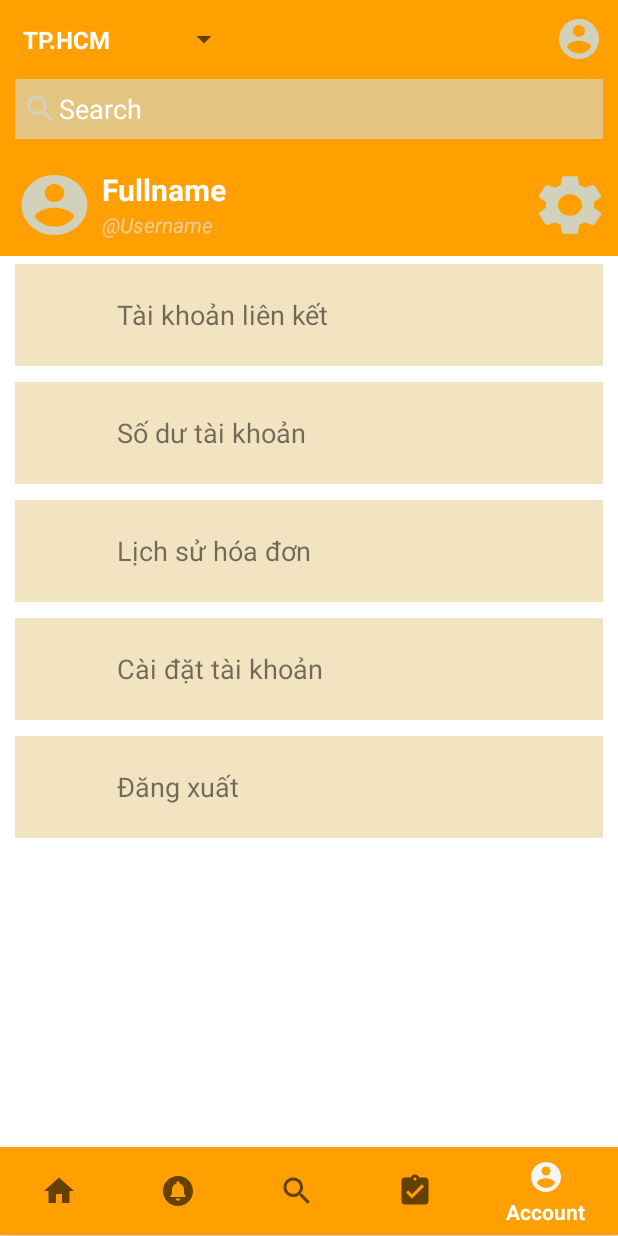
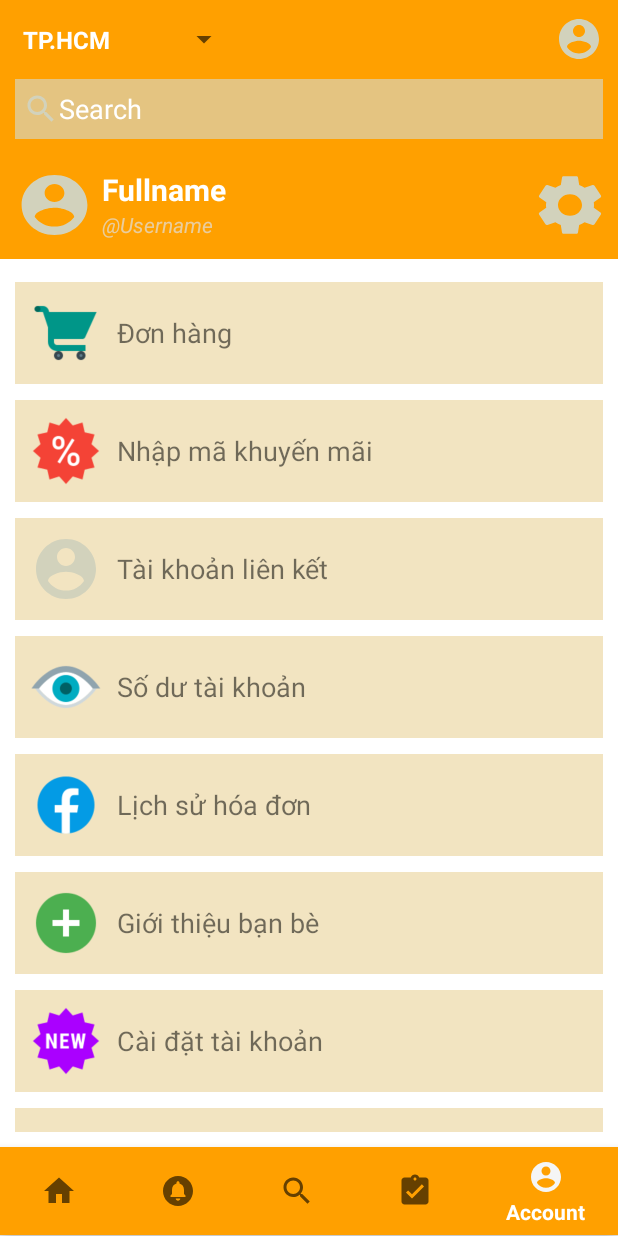
Before and after one commit to TienNHM/VietShop, an Android app: the screen it shows after launch (MainActivity), item 5 of the bottom bar chosen, on a phone screen of 412 x 824 dp. Run offline under Robolectric (Android 15) with nearby library versions, the phone set to English and light mode, and no system bars; libraries missing offline, so code that uses them is left out: com.tbuonomo.viewpagerdotsindicator; Roboto replaces fonts that are not available here.

Commit message:
fix Img in ItemMenu

```diff
--- a/app/src/main/java/hcmute/edu/vn/id18110377/AccountFragment.java
+++ b/app/src/main/java/hcmute/edu/vn/id18110377/AccountFragment.java
@@ -1,5 +1,6 @@
 package hcmute.edu.vn.id18110377;
 
+import android.annotation.SuppressLint;
 import android.graphics.drawable.Drawable;
 import android.os.Bundle;
 import android.view.LayoutInflater;
@@ -63,6 +64,7 @@ public class AccountFragment extends Fragment {
         }
     }
 
+    @SuppressLint("UseCompatLoadingForDrawables")
     @Override
     public View onCreateView(LayoutInflater inflater, ViewGroup container,
                              Bundle savedInstanceState) {
@@ -73,13 +75,19 @@ public class AccountFragment extends Fragment {
         List<String> lstItemMenuTitle = Arrays.asList(getResources().getStringArray(R.array.account_menu_items));
 
         ArrayList<Drawable> lstItemMenuImg = new ArrayList<>();
-        lstItemMenuImg.add(getResources().getDrawable(R.drawable.user_folder));
-        lstItemMenuImg.add(getResources().getDrawable(R.drawable.user_folder));
-        lstItemMenuImg.add(getResources().getDrawable(R.drawable.user_folder));
-        lstItemMenuImg.add(getResources().getDrawable(R.drawable.user_folder));
-        lstItemMenuImg.add(getResources().getDrawable(R.drawable.user_folder));
+        lstItemMenuImg.add(getResources().getDrawable(R.drawable.shopping_cart));
+        lstItemMenuImg.add(getResources().getDrawable(R.drawable.discount));
+        lstItemMenuImg.add(getResources().getDrawable(R.drawable.account));
+        lstItemMenuImg.add(getResources().getDrawable(R.drawable.eye));
+        lstItemMenuImg.add(getResources().getDrawable(R.drawable.facebook));
+        lstItemMenuImg.add(getResources().getDrawable(R.drawable.add));
+        lstItemMenuImg.add(getResources().getDrawable(R.drawable.resource_new));
+        lstItemMenuImg.add(getResources().getDrawable(R.drawable.gmail));
+        lstItemMenuImg.add(getResources().getDrawable(R.drawable.vagetable));
+        lstItemMenuImg.add(getResources().getDrawable(R.drawable.cancel));
 
         List<ItemMenu> lstItemMenu = ItemMenu.createListMenuItem(lstItemMenuTitle, lstItemMenuImg);
+
         ItemMenuAdapter adapter = new ItemMenuAdapter(lstItemMenu);
 
         RecyclerView rv_account = view.findViewById(R.id.rv_account);
--- a/app/src/main/java/hcmute/edu/vn/id18110377/adapter/ItemMenuAdapter.java
+++ b/app/src/main/java/hcmute/edu/vn/id18110377/adapter/ItemMenuAdapter.java
@@ -1,7 +1,7 @@
 package hcmute.edu.vn.id18110377.adapter;
 
+import android.annotation.SuppressLint;
 import android.content.Context;
-import android.util.Log;
 import android.view.LayoutInflater;
 import android.view.View;
 import android.view.ViewGroup;
@@ -22,6 +22,7 @@ public class ItemMenuAdapter extends RecyclerView.Adapter<ItemMenuAdapter.ViewHo
     private List<ItemMenu> lstItemMenu;
 
     public ItemMenuAdapter(List<ItemMenu> lstItemMenu) {
+
         this.lstItemMenu = lstItemMenu;
     }
 
@@ -31,6 +32,21 @@ public class ItemMenuAdapter extends RecyclerView.Adapter<ItemMenuAdapter.ViewHo
 
     public void setLstItemMenu(ArrayList<ItemMenu> lstItemMenu) {
         this.lstItemMenu = lstItemMenu;
+    }
+
+    @SuppressLint("ResourceAsColor")
+    @Override
+    public void onBindViewHolder(@NonNull ViewHolder holder, int position) {
+        ItemMenu itemMenu = lstItemMenu.get(position);
+
+        ImageButton expanded_menu_item = holder.expanded_menu_item;
+        expanded_menu_item.setBackground(itemMenu.getBackground());
+
+        TextView menu_item_title = holder.menu_item_title;
+        menu_item_title.setText(itemMenu.getTitle());
+
+        ImageView menu_item_img = holder.menu_item_img;
+        menu_item_img.setImageDrawable(itemMenu.getImg());
     }
 
     @NonNull
@@ -43,27 +59,10 @@ public class ItemMenuAdapter extends RecyclerView.Adapter<ItemMenuAdapter.ViewHo
         return viewHolder;
     }
 
-    @Override
-    public void onBindViewHolder(@NonNull ViewHolder holder, int position) {
-        ItemMenu itemMenu = lstItemMenu.get(position);
-        ImageButton expanded_menu_item = holder.expanded_menu_item;
-        expanded_menu_item.setBackground(itemMenu.getBackground());
-        TextView menu_item_title = holder.menu_item_title;
-        menu_item_title.setText(itemMenu.getTitle());
-        ImageView menu_item_img = holder.menu_item_img;
-        menu_item_img.setBackground(itemMenu.getBackground());
-    }
-
-    @Override
-    public int getItemCount() {
-        Log.i("menu size", Integer.toString(lstItemMenu.size()));
-        return lstItemMenu.size();
-    }
-
     public class ViewHolder extends RecyclerView.ViewHolder {
-        ImageButton expanded_menu_item;
-        TextView menu_item_title;
-        ImageView menu_item_img;
+        public ImageButton expanded_menu_item;
+        public TextView menu_item_title;
+        public ImageView menu_item_img;
 
         public ViewHolder(@NonNull View itemView) {
             super(itemView);
@@ -73,4 +72,9 @@ public class ItemMenuAdapter extends RecyclerView.Adapter<ItemMenuAdapter.ViewHo
             expanded_menu_item = itemView.findViewById(R.id.expanded_menu_item);
         }
     }
+
+    @Override
+    public int getItemCount() {
+        return lstItemMenu.size();
+    }
 }
--- a/app/src/main/java/hcmute/edu/vn/id18110377/entity/ItemMenu.java
+++ b/app/src/main/java/hcmute/edu/vn/id18110377/entity/ItemMenu.java
@@ -24,12 +24,13 @@ public class ItemMenu {
         new ItemMenu(title, img);
     }
 
-    public static ArrayList<ItemMenu> createListMenuItem(List<String> lstTitle, List<Drawable> lstImg) {
+    public static List<ItemMenu> createListMenuItem(List<String> lstTitle, List<Drawable> lstImg) {
         int num = lstImg.size() < lstTitle.size() ? lstImg.size() : lstTitle.size();
-        ArrayList<ItemMenu> menu = new ArrayList<ItemMenu>();
+        List<ItemMenu> menu = new ArrayList<ItemMenu>();
         for (int i = 0; i < num; i++) {
             menu.add(new ItemMenu(lstTitle.get(i), lstImg.get(i)));
         }
+
         return menu;
     }
 
@@ -56,4 +57,13 @@ public class ItemMenu {
     public void setBackground(Drawable background) {
         this.background = background;
     }
+
+    @Override
+    public String toString() {
+        return "ItemMenu{" +
+                "title='" + title + '\'' +
+                ", img=" + img +
+                ", background=" + background +
+                '}';
+    }
 }
--- a/app/src/main/res/layout/fragment_account.xml
+++ b/app/src/main/res/layout/fragment_account.xml
@@ -14,7 +14,7 @@
         <LinearLayout
             android:id="@+id/linearLayout"
             android:layout_width="match_parent"
-            android:layout_height="wrap_content"
+            android:layout_height="70dp"
             android:background="@color/theme_color"
             android:orientation="horizontal"
             app:layout_constraintTop_toTopOf="parent">
@@ -71,7 +71,9 @@
         <androidx.recyclerview.widget.RecyclerView
             android:id="@+id/rv_account"
             android:layout_width="match_parent"
-            android:layout_height="wrap_content"
+            android:layout_height="match_parent"
+            android:layout_marginTop="70dp"
+            android:paddingVertical="10dp"
             app:layout_constraintTop_toBottomOf="@+id/linearLayout" />
     </androidx.constraintlayout.widget.ConstraintLayout>
 </FrameLayout>
--- a/app/src/main/res/layout/menu_item.xml
+++ b/app/src/main/res/layout/menu_item.xml
@@ -28,7 +28,7 @@
 
     <ImageButton
         android:id="@+id/expanded_menu_item"
-        android:layout_width="wrap_content"
+        android:layout_width="48dp"
         android:layout_height="48dp"
         android:layout_alignParentEnd="true"
         android:layout_marginEnd="10dp"
--- a/app/src/main/res/values/strings.xml
+++ b/app/src/main/res/values/strings.xml
@@ -63,11 +63,16 @@
 
     <!-- account menu item -->
     <string-array name="account_menu_items">
+        <item>Đơn hàng</item>
+        <item>Nhập mã khuyến mãi</item>
         <item>Tài khoản liên kết</item>
         <item>Số dư tài khoản</item>
         <item>Lịch sử hóa đơn</item>
+        <item>Giới thiệu bạn bè</item>
         <item>Cài đặt tài khoản</item>
         <item>Đăng xuất</item>
+        <item>Chọn ngôn ngữ</item>
+        <item>Liên hệ hỗ trợ</item>
     </string-array>
 
 </resources>
```
Also changed, not shown: app/src/main/res/drawable/shopping_cart.png (added).
